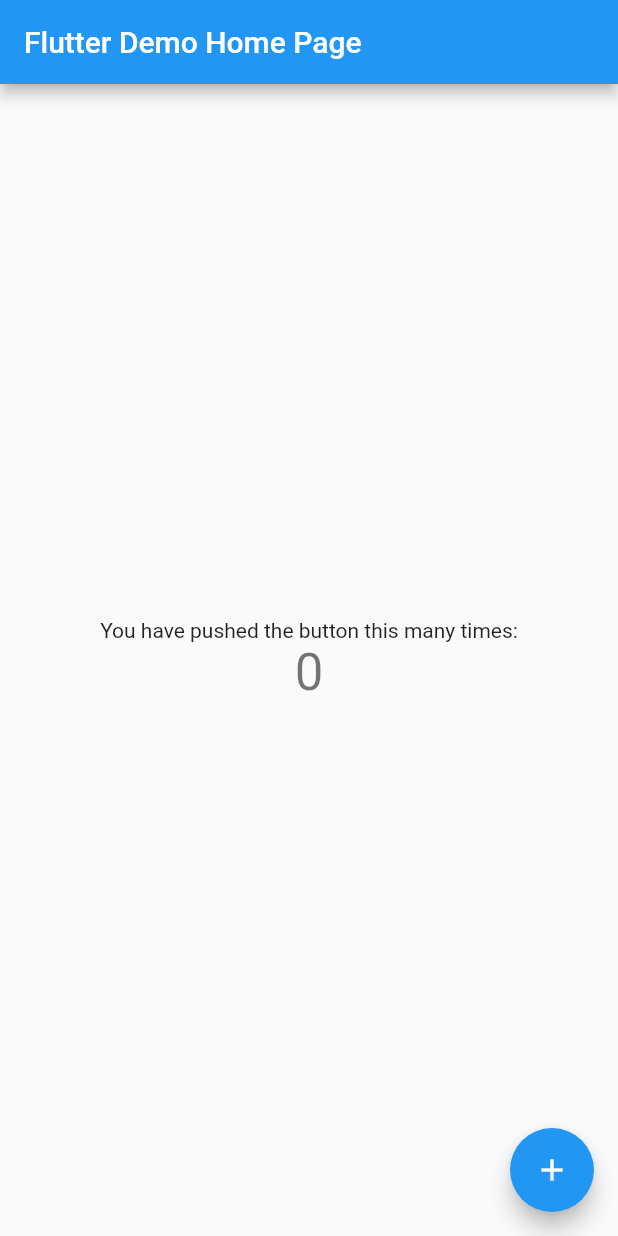
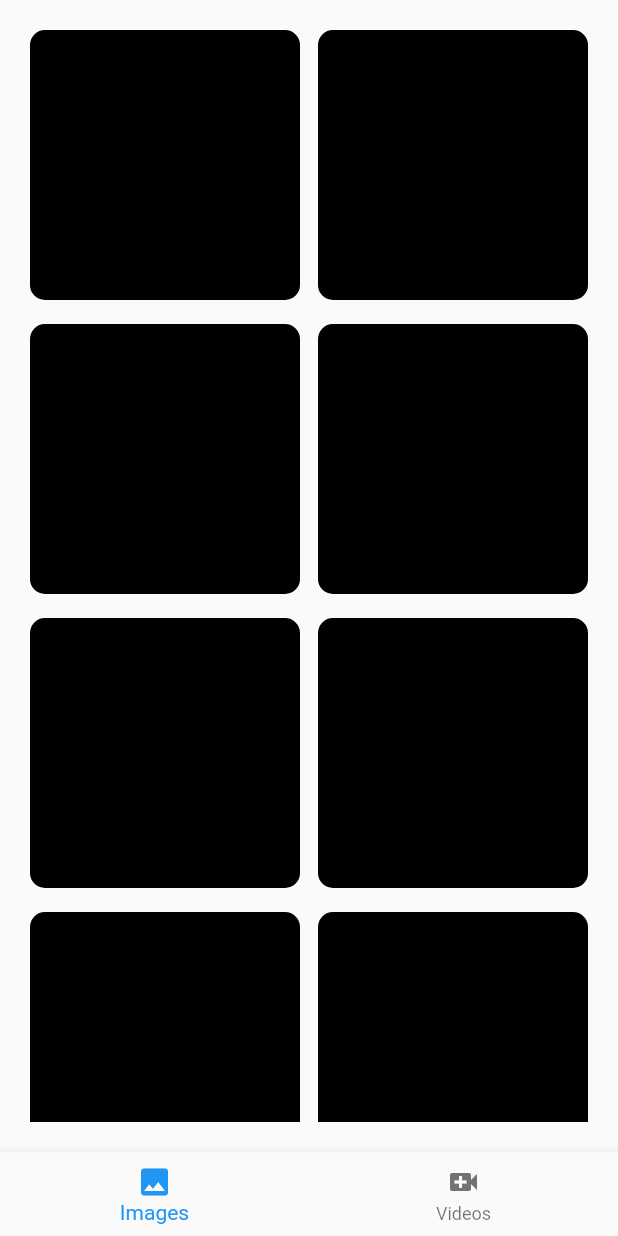
Before and after one commit to KINGSMITH97/statusSaver-W.A-, a Flutter app: the screen it shows after launch, on a phone screen of 412 x 824 dp. Run offline on Flutter 3.47's test engine with Material 2 defaults, Android fonts, the phone set to English and light mode, and no system bars.

Commit message:
implemented the UI

```diff
--- a/status_saver_app/lib/main.dart
+++ b/status_saver_app/lib/main.dart
@@ -1,4 +1,8 @@
 import 'package:flutter/material.dart';
+import 'package:flutter/services.dart';
+import 'package:provider/provider.dart';
+import 'package:status_saver_app/provider/bottom_nav_provider.dart';
+import 'package:status_saver_app/screen/splash_screen.dart';
 
 void main() {
   runApp(const MyApp());
@@ -7,109 +11,17 @@
 class MyApp extends StatelessWidget {
   const MyApp({super.key});
 
-  // This widget is the root of your application.
+
   @override
   Widget build(BuildContext context) {
-    return MaterialApp(
-      title: 'Flutter Demo',
-      theme: ThemeData(
-        // This is the theme of your application.
-        //
-        // Try running your application with "flutter run". You'll see the
-        // application has a blue toolbar. Then, without quitting the app, try
-        // changing the primarySwatch below to Colors.green and then invoke
-        // "hot reload" (press "r" in the console where you ran "flutter run",
-        // or simply save your changes to "hot reload" in a Flutter IDE).
-        // Notice that the counter didn't reset back to zero; the application
-        // is not restarted.
-        primarySwatch: Colors.blue,
+    return MultiProvider(
+      providers: [
+        ChangeNotifierProvider(create: (context) => BottomNavProvider(),)
+      ],
+      child: const MaterialApp(
+        debugShowCheckedModeBanner: false,
+        home: SplashScreeen(),
       ),
-      home: const MyHomePage(title: 'Flutter Demo Home Page'),
     );
   }
 }
-
-class MyHomePage extends StatefulWidget {
-  const MyHomePage({super.key, required this.title});
-
-  // This widget is the home page of your application. It is stateful, meaning
-  // that it has a State object (defined below) that contains fields that affect
-  // how it looks.
-
-  // This class is the configuration for the state. It holds the values (in this
-  // case the title) provided by the parent (in this case the App widget) and
-  // used by the build method of the State. Fields in a Widget subclass are
-  // always marked "final".
-
-  final String title;
-
-  @override
-  State<MyHomePage> createState() => _MyHomePageState();
-}
-
-class _MyHomePageState extends State<MyHomePage> {
-  int _counter = 0;
-
-  void _incrementCounter() {
-    setState(() {
-      // This call to setState tells the Flutter framework that something has
-      // changed in this State, which causes it to rerun the build method below
-      // so that the display can reflect the updated values. If we changed
-      // _counter without calling setState(), then the build method would not be
-      // called again, and so nothing would appear to happen.
-      _counter++;
-    });
-  }
-
-  @override
-  Widget build(BuildContext context) {
-    // This method is rerun every time setState is called, for instance as done
-    // by the _incrementCounter method above.
-    //
-    // The Flutter framework has been optimized to make rerunning build methods
-    // fast, so that you can just rebuild anything that needs updating rather
-    // than having to individually change instances of widgets.
-    return Scaffold(
-      appBar: AppBar(
-        // Here we take the value from the MyHomePage object that was created by
-        // the App.build method, and use it to set our appbar title.
-        title: Text(widget.title),
-      ),
-      body: Center(
-        // Center is a layout widget. It takes a single child and positions it
-        // in the middle of the parent.
-        child: Column(
-          // Column is also a layout widget. It takes a list of children and
-          // arranges them vertically. By default, it sizes itself to fit its
-          // children horizontally, and tries to be as tall as its parent.
-          //
-          // Invoke "debug painting" (press "p" in the console, choose the
-          // "Toggle Debug Paint" action from the Flutter Inspector in Android
-          // Studio, or the "Toggle Debug Paint" command in Visual Studio Code)
-          // to see the wireframe for each widget.
-          //
-          // Column has various properties to control how it sizes itself and
-          // how it positions its children. Here we use mainAxisAlignment to
-          // center the children vertically; the main axis here is the vertical
-          // axis because Columns are vertical (the cross axis would be
-          // horizontal).
-          mainAxisAlignment: MainAxisAlignment.center,
-          children: <Widget>[
-            const Text(
-              'You have pushed the button this many times:',
-            ),
-            Text(
-              '$_counter',
-              style: Theme.of(context).textTheme.headline4,
-            ),
-          ],
-        ),
-      ),
-      floatingActionButton: FloatingActionButton(
-        onPressed: _incrementCounter,
-        tooltip: 'Increment',
-        child: const Icon(Icons.add),
-      ), // This trailing comma makes auto-formatting nicer for build methods.
-    );
-  }
-}
--- /dev/null
+++ b/status_saver_app/lib/provider/bottom_nav_provider.dart
@@ -0,0 +1,13 @@
+import 'package:flutter/material.dart';
+
+class BottomNavProvider extends ChangeNotifier{
+  int _currentIndex = 0;
+
+  int get currentIndex => _currentIndex;
+
+  void setCurrentIndex(int value){
+    _currentIndex = value;
+    notifyListeners();
+  }
+
+}
--- /dev/null
+++ b/status_saver_app/lib/screen/bottom_nav_pages/image_home.dart
@@ -0,0 +1,45 @@
+import 'package:flutter/cupertino.dart';
+import 'package:flutter/material.dart';
+import 'package:status_saver_app/screen/view_pages/view_image.dart';
+
+class ImageHomePage extends StatefulWidget {
+  const ImageHomePage({super.key});
+
+  @override
+  State<ImageHomePage> createState() => _ImageHomePageState();
+}
+
+class _ImageHomePageState extends State<ImageHomePage> {
+  @override
+  Widget build(BuildContext context) {
+    return Scaffold(
+      body: Container(
+        padding: const EdgeInsets.all(20),
+        child: GridView(
+            gridDelegate: const SliverGridDelegateWithFixedCrossAxisCount(
+              crossAxisCount: 2,
+              crossAxisSpacing: 12,
+              mainAxisSpacing: 16,
+            ),
+            children: List.generate(10, (index) {
+              return GestureDetector(
+                onTap: () {
+                  Navigator.push(
+                    context,
+                    CupertinoPageRoute(
+                      builder: (context) => const ViewImagePage(),
+                    ),
+                  );
+                },
+                child: Container(
+                  decoration: BoxDecoration(
+                    color: Colors.black,
+                    borderRadius: BorderRadius.circular(10),
+                  ),
+                ),
+              );
+            })),
+      ),
+    );
+  }
+}
--- /dev/null
+++ b/status_saver_app/lib/screen/main_homepage.dart
@@ -0,0 +1,38 @@
+import 'package:flutter/material.dart';
+import 'package:provider/provider.dart';
+import 'package:status_saver_app/screen/bottom_nav_pages/image_home.dart';
+import 'package:status_saver_app/screen/bottom_nav_pages/video_home.dart';
+
+import '../provider/bottom_nav_provider.dart';
+
+class HomePage extends StatefulWidget {
+  const HomePage({super.key});
+
+  @override
+  State<HomePage> createState() => _HomePageState();
+}
+
+class _HomePageState extends State<HomePage> {
+  List<Widget> pages = const [
+    ImageHomePage(),
+    VideoHomePage(),
+  ];
+  @override
+  Widget build(BuildContext context) {
+    return Consumer<BottomNavProvider>(
+      builder: (context, nav, child) =>
+      Scaffold(
+        body: pages[nav.currentIndex],
+       bottomNavigationBar: BottomNavigationBar(
+        currentIndex: nav.currentIndex,
+        onTap: (value) {
+          nav.setCurrentIndex(value);
+        },
+        items: const[
+        BottomNavigationBarItem(icon: Icon(Icons.image), label: "Images"),
+        BottomNavigationBarItem(icon: Icon(Icons.video_call), label: "Videos"),
+       ],),
+      ),
+    );
+  }
+}
```
Also changed, not shown: status_saver_app/lib/screen/bottom_nav_pages/video_home.dart (added, +40 -0 lines), status_saver_app/lib/screen/splash_screen.dart (added, +42 -0 lines), status_saver_app/lib/screen/view_pages/view_image.dart (added, +50 -0 lines), status_saver_app/lib/screen/view_pages/view_video.dart (added, +46 -0 lines).
